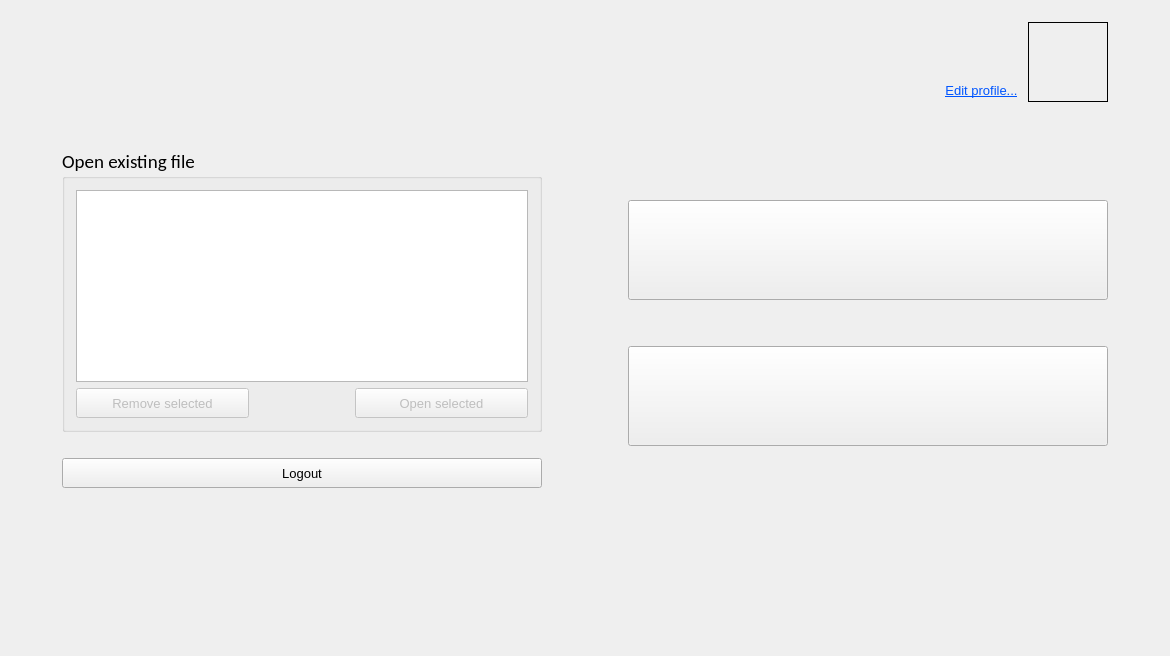
This is textedit/landingpage.ui in pgallo725/livetext-pds as Qt 5 draws it before an edit. The edited form follows.
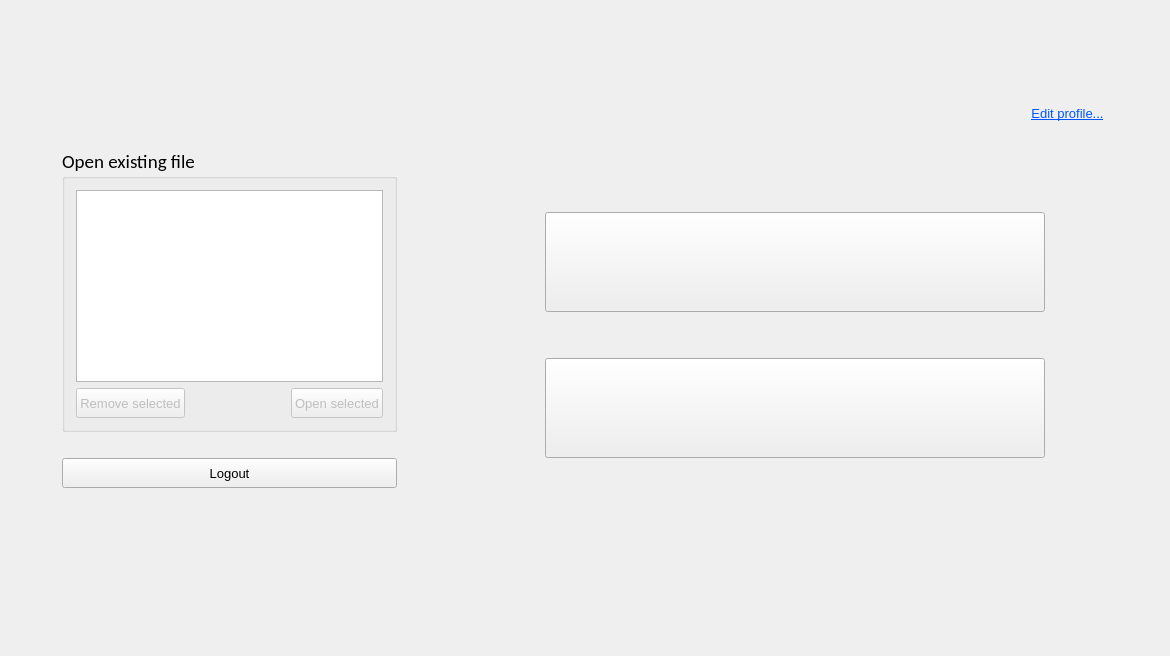
This is the edited form. The open tabs and pages were chosen to show the change.

Commit message: Restyling user profile in landing page

```diff
--- a/textedit/landingpage.ui
+++ b/textedit/landingpage.ui
@@ -1144,21 +1144,59 @@
           </property>
           <item>
            <layout class="QHBoxLayout" name="horizontalLayout_7">
+            <property name="spacing">
+             <number>0</number>
+            </property>
             <property name="topMargin">
              <number>0</number>
             </property>
-            <property name="rightMargin">
-             <number>0</number>
-            </property>
             <item>
-             <layout class="QVBoxLayout" name="verticalLayout_2">
+             <spacer name="horizontalSpacer_2">
+              <property name="orientation">
+               <enum>Qt::Horizontal</enum>
+              </property>
+              <property name="sizeType">
+               <enum>QSizePolicy::Expanding</enum>
+              </property>
+              <property name="sizeHint" stdset="0">
+               <size>
+                <width>58</width>
+                <height>20</height>
+               </size>
+              </property>
+             </spacer>
+            </item>
+            <item>
+             <layout class="QVBoxLayout" name="verticalLayout_3">
+              <property name="spacing">
+               <number>2</number>
+              </property>
               <property name="topMargin">
                <number>0</number>
               </property>
+              <property name="rightMargin">
+               <number>12</number>
+              </property>
+              <item>
+               <spacer name="verticalSpacer_13">
+                <property name="orientation">
+                 <enum>Qt::Vertical</enum>
+                </property>
+                <property name="sizeType">
+                 <enum>QSizePolicy::Fixed</enum>
+                </property>
+                <property name="sizeHint" stdset="0">
+                 <size>
+                  <width>20</width>
+                  <height>10</height>
+                 </size>
+                </property>
+               </spacer>
+              </item>
               <item>
                <widget class="QLabel" name="label_userNick">
                 <property name="sizePolicy">
-                 <sizepolicy hsizetype="Preferred" vsizetype="Preferred">
+                 <sizepolicy hsizetype="Preferred" vsizetype="Fixed">
                   <horstretch>0</horstretch>
                   <verstretch>0</verstretch>
                  </sizepolicy>
@@ -1181,14 +1219,51 @@
               <item>
                <widget class="QLabel" name="label_userUsername">
                 <property name="sizePolicy">
-                 <sizepolicy hsizetype="Preferred" vsizetype="Minimum">
+                 <sizepolicy hsizetype="Preferred" vsizetype="Fixed">
                   <horstretch>0</horstretch>
                   <verstretch>0</verstretch>
                  </sizepolicy>
                 </property>
+                <property name="palette">
+                 <palette>
+                  <active>
+                   <colorrole role="WindowText">
+                    <brush brushstyle="SolidPattern">
+                     <color alpha="255">
+                      <red>102</red>
+                      <green>102</green>
+                      <blue>102</blue>
+                     </color>
+                    </brush>
+                   </colorrole>
+                  </active>
+                  <inactive>
+                   <colorrole role="WindowText">
+                    <brush brushstyle="SolidPattern">
+                     <color alpha="255">
+                      <red>102</red>
+                      <green>102</green>
+                      <blue>102</blue>
+                     </color>
+                    </brush>
+                   </colorrole>
+                  </inactive>
+                  <disabled>
+                   <colorrole role="WindowText">
+                    <brush brushstyle="SolidPattern">
+                     <color alpha="255">
+                      <red>120</red>
+                      <green>120</green>
+                      <blue>120</blue>
+                     </color>
+                    </brush>
+                   </colorrole>
+                  </disabled>
+                 </palette>
+                </property>
                 <property name="font">
                  <font>
-                  <pointsize>11</pointsize>
+                  <pointsize>10</pointsize>
                  </font>
                 </property>
                 <property name="text">
@@ -1196,6 +1271,66 @@
                 </property>
                 <property name="alignment">
                  <set>Qt::AlignRight|Qt::AlignTrailing|Qt::AlignVCenter</set>
+                </property>
+               </widget>
+              </item>
+              <item>
+               <spacer name="verticalSpacer_12">
+                <property name="orientation">
+                 <enum>Qt::Vertical</enum>
+                </property>
+                <property name="sizeType">
+                 <enum>QSizePolicy::MinimumExpanding</enum>
+                </property>
+                <property name="sizeHint" stdset="0">
+                 <size>
+                  <width>20</width>
+                  <height>30</height>
+                 </size>
+                </property>
+               </spacer>
+              </item>
+             </layout>
+            </item>
+            <item>
+             <layout class="QVBoxLayout" name="verticalLayout_4">
+              <property name="spacing">
+               <number>0</number>
+              </property>
+              <property name="leftMargin">
+               <number>0</number>
+              </property>
+              <property name="topMargin">
+               <number>0</number>
+              </property>
+              <item alignment="Qt::AlignRight">
+               <widget class="QLabel" name="label_userProfilePhoto">
+                <property name="sizePolicy">
+                 <sizepolicy hsizetype="Fixed" vsizetype="Fixed">
+                  <horstretch>0</horstretch>
+                  <verstretch>0</verstretch>
+                 </sizepolicy>
+                </property>
+                <property name="minimumSize">
+                 <size>
+                  <width>80</width>
+                  <height>80</height>
+                 </size>
+                </property>
+                <property name="maximumSize">
+                 <size>
+                  <width>80</width>
+                  <height>80</height>
+                 </size>
+                </property>
+                <property name="frameShape">
+                 <enum>QFrame::NoFrame</enum>
+                </property>
+                <property name="frameShadow">
+                 <enum>QFrame::Plain</enum>
+                </property>
+                <property name="text">
+                 <string/>
                 </property>
                </widget>
               </item>
@@ -1252,6 +1387,7 @@
                 </property>
                 <property name="font">
                  <font>
+                  <pointsize>10</pointsize>
                   <underline>true</underline>
                  </font>
                 </property>
@@ -1268,31 +1404,6 @@
               </item>
              </layout>
             </item>
-            <item>
-             <widget class="QLabel" name="label_userProfilePhoto">
-              <property name="sizePolicy">
-               <sizepolicy hsizetype="Fixed" vsizetype="Fixed">
-                <horstretch>0</horstretch>
-                <verstretch>0</verstretch>
-               </sizepolicy>
-              </property>
-              <property name="minimumSize">
-               <size>
-                <width>80</width>
-                <height>80</height>
-               </size>
-              </property>
-              <property name="frameShape">
-               <enum>QFrame::Box</enum>
-              </property>
-              <property name="frameShadow">
-               <enum>QFrame::Plain</enum>
-              </property>
-              <property name="text">
-               <string/>
-              </property>
-             </widget>
-            </item>
            </layout>
           </item>
           <item>
```
Left out of the diff: 4 changed lines with no effect on the pictures. The commit also changes 3 other files.
